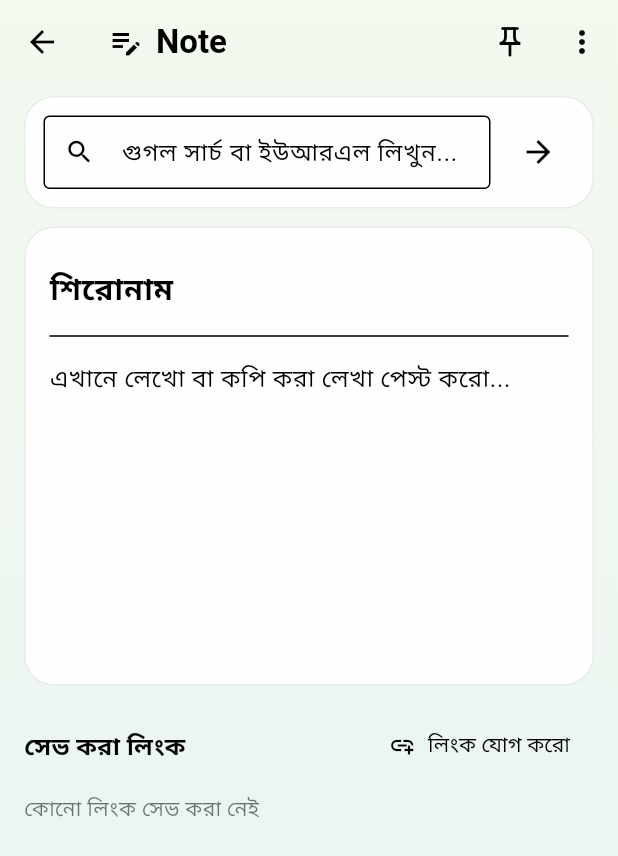
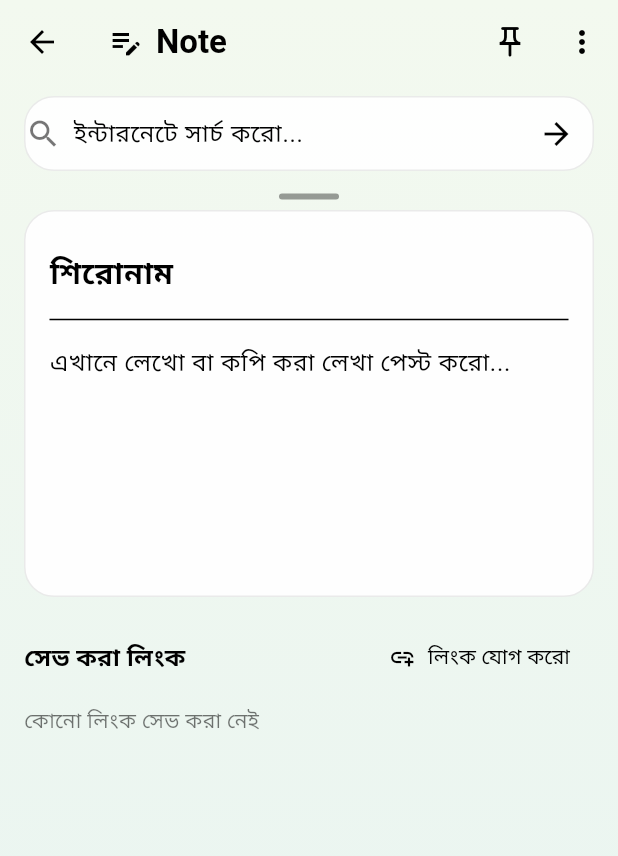
Before and after one commit to mnafizulhaque5-blip/countdown-app, a Flutter app: the NoteEditorPage screen opened directly with empty values, after a tap on the "arrow forward" icon, on a phone screen of 412 x 824 dp. Shown: the top 856 px of the screen. Run offline on Flutter 3.47's test engine with Material 3 defaults, Android fonts, the phone set to English and light mode, and no system bars; our stand-ins replace flutter_local_notifications, shared_preferences, timezone; accounts and stored records are empty; statements that could not run were skipped.

Commit message:
Update notes_page.dart

```diff
--- a/lib/notes_page.dart
+++ b/lib/notes_page.dart
@@ -209,7 +209,7 @@ class _NotesPageState extends State<NotesPage> {
 }
 
 // ---------------------------------------------------------------
-// নোট লেখার পাতা (নিজে থেকে সেভ হয় ও সাইজ অ্যাডজাস্টেবল সার্চ প্যানেল সহ)
+// নোট লেখার পাতা (সার্চ বার ও ইন-অ্যাপ ব্রাউজার সহ)
 // ---------------------------------------------------------------
 class NoteEditorPage extends StatefulWidget {
   final Note note;
@@ -234,12 +234,9 @@ class _NoteEditorPageState extends State<NoteEditorPage>
       TextEditingController(text: widget.note.title);
   late final TextEditingController _body =
       TextEditingController(text: widget.note.body);
-  late final TextEditingController _searchCtrl = TextEditingController();
-
+  final TextEditingController _searchCtrl = TextEditingController();
   Timer? _debounce;
-  bool _showWebPanel = false;
-  double _webPanelHeight = 180.0;
-  String _currentSearchUrl = 'https://www.google.com';
+  double _editorHeightRatio = 0.6; // সাইজ এডজাস্ট করার অনুপাত
 
   @override
   void initState() {
@@ -274,31 +271,25 @@ class _NoteEditorPageState extends State<NoteEditorPage>
     });
   }
 
-  void _performSearch() {
+  Future<void> _performSearch() async {
     final query = _searchCtrl.text.trim();
     if (query.isEmpty) return;
-    String targetUrl;
-    if (query.startsWith('http://') || query.startsWith('https://')) {
-      targetUrl = query;
-    } else {
-      targetUrl = 'https://www.google.com/search?q=${Uri.encodeComponent(query)}';
+
+    final searchUrl = Uri.parse(
+        'https://www.google.com/search?q=${Uri.encodeComponent(query)}');
+
+    try {
+      final launched = await launchUrl(
+        searchUrl,
+        mode: LaunchMode.inAppWebView,
+      );
+      if (!launched) {
+        await launchUrl(searchUrl, mode: LaunchMode.externalApplication);
       }
-    setState(() {
-      _currentSearchUrl = targetUrl;
-      _showWebPanel = true;
-    });
-  }
-
-  Future<void> _openExternalBrowser() async {
-    try {
-      await launchUrl(
-        Uri.parse(_currentSearchUrl),
-        mode: LaunchMode.externalApplication,
-      );
     } catch (_) {
       if (!mounted) return;
       ScaffoldMessenger.of(context).showSnackBar(
-        const SnackBar(content: Text('লিংক খোলা যায়নি')),
+        const SnackBar(content: Text('ইন্টারনেট বা ব্রাউজার খোলা যায়নি')),
       );
     }
   }
@@ -321,8 +312,7 @@ class _NoteEditorPageState extends State<NoteEditorPage>
             const SizedBox(height: 8),
             TextField(
               controller: titleCtrl,
-              decoration:
-                  const InputDecoration(labelText: 'নাম (ঐচ্ছিক)'),
+              decoration: const InputDecoration(labelText: 'নাম (ঐচ্ছিক)'),
             ),
           ],
         ),
@@ -354,7 +344,7 @@ class _NoteEditorPageState extends State<NoteEditorPage>
 
   Future<void> _openLink(NoteLink l) async {
     try {
-      await launchUrl(Uri.parse(l.url), mode: LaunchMode.externalApplication);
+      await launchUrl(Uri.parse(l.url), mode: LaunchMode.inAppBrowserView);
     } catch (_) {
       if (!mounted) return;
       ScaffoldMessenger.of(context).showSnackBar(
@@ -384,110 +374,11 @@ class _NoteEditorPageState extends State<NoteEditorPage>
     }
   }
 
-  Widget _buildWebSearchSection() {
-    return Container(
-      margin: const EdgeInsets.only(bottom: 12),
-      padding: const EdgeInsets.all(12),
-      decoration: cardDecoration(),
-      child: Column(
-        crossAxisAlignment: CrossAxisAlignment.stretch,
-        children: [
-          Row(
-            children: [
-              Expanded(
-                child: TextField(
-                  controller: _searchCtrl,
-                  decoration: const InputDecoration(
-                    hintText: 'গুগল সার্চ বা ইউআরএল লিখুন...',
-                    prefixIcon: Icon(Icons.search, size: 20),
-                    isDense: true,
-                    border: OutlineInputBorder(),
-                  ),
-                  onSubmitted: (_) => _performSearch(),
-                ),
-              ),
-              const SizedBox(width: 8),
-              IconButton(
-                icon: const Icon(Icons.arrow_forward),
-                onPressed: _performSearch,
-              ),
-            ],
-          ),
-          if (_showWebPanel) ...[
-            const SizedBox(height: 10),
-            Container(
-              height: _webPanelHeight,
-              padding: const EdgeInsets.all(8),
-              decoration: BoxDecoration(
-                color: Colors.black12,
-                borderRadius: BorderRadius.circular(8),
-              ),
-              child: Column(
-                children: [
-                  Row(
-                    mainAxisAlignment: MainAxisAlignment.spaceBetween,
-                    children: [
-                      Expanded(
-                        child: Text(
-                          _currentSearchUrl,
-                          maxLines: 1,
-                          overflow: TextOverflow.ellipsis,
-                          style: const TextStyle(fontSize: 12),
-                        ),
-                      ),
-                      IconButton(
-                        icon: const Icon(Icons.open_in_new, size: 18),
-                        onPressed: _openExternalBrowser,
-                      ),
-                      IconButton(
-                        icon: const Icon(Icons.close, size: 18),
-                        onPressed: () {
-                          setState(() => _showWebPanel = false);
-                        },
-                      ),
-                    ],
-                  ),
-                  const Divider(height: 1),
-                  Expanded(
-                    child: Center(
-                      child: Column(
-                        mainAxisAlignment: MainAxisAlignment.center,
-                        children: [
-                          const Icon(Icons.language, size: 32),
-                          const SizedBox(height: 6),
-                          TextButton(
-                            onPressed: _openExternalBrowser,
-                            child: const Text('ওয়েবপেজটি খুলুন'),
-                          ),
-                        ],
-                      ),
-                    ),
-                  ),
-                  GestureDetector(
-                    onVerticalDragUpdate: (details) {
-                      setState(() {
-                        _webPanelHeight = (_webPanelHeight + details.delta.dy)
-                            .clamp(100.0, 400.0);
-                      });
-                    },
-                    child: Container(
-                      color: Colors.transparent,
-                      width: double.infinity,
-                      padding: const EdgeInsets.symmetric(vertical: 4),
-                      child: const Icon(Icons.drag_handle, size: 16),
-                    ),
-                  ),
-                ],
-              ),
-            ),
-          ],
-        ],
-      ),
-    );
-  }
-
   @override
   Widget build(BuildContext context) {
+    final mediaQuery = MediaQuery.of(context);
+    final totalHeight = mediaQuery.size.height;
+
     return PoleScaffold(
       title: 'Note',
       icon: const Icon(Icons.edit_note),
@@ -510,10 +401,68 @@ class _NoteEditorPageState extends State<NoteEditorPage>
           ],
         ),
       ],
-      body: ListView(
-        padding: const EdgeInsets.fromLTRB(16, 8, 16, 60),
+      body: Column(
         children: [
-          _buildWebSearchSection(),
+          // ---------------- ইন-অ্যাপ গুগল সার্চ বার ----------------
+          Padding(
+            padding: const EdgeInsets.fromLTRB(16, 8, 16, 8),
+            child: Container(
+              padding: const EdgeInsets.horizontal(12),
+              decoration: cardDecoration(),
+              child: Row(
+                children: [
+                  const Icon(Icons.search, color: Colors.black54),
+                  const SizedBox(width: 8),
+                  Expanded(
+                    child: TextField(
+                      controller: _searchCtrl,
+                      textInputAction: TextInputAction.search,
+                      onSubmitted: (_) => _performSearch(),
+                      decoration: const InputDecoration(
+                        hintText: 'ইন্টারনেটে সার্চ করো...',
+                        border: InputBorder.none,
+                      ),
+                    ),
+                  ),
+                  IconButton(
+                    icon: const Icon(Icons.arrow_forward),
+                    onPressed: _performSearch,
+                  ),
+                ],
+              ),
+            ),
+          ),
+
+          // ---------------- সাইজ এডজাস্টমেন্ট বার ----------------
+          GestureDetector(
+            onVerticalDragUpdate: (details) {
+              setState(() {
+                _editorHeightRatio += details.primaryDelta! / totalHeight;
+                _editorHeightRatio = _editorHeightRatio.clamp(0.2, 0.85);
+              });
+            },
+            child: Container(
+              height: 18,
+              width: double.infinity,
+              color: Colors.transparent,
+              child: Center(
+                child: Container(
+                  width: 40,
+                  height: 4,
+                  decoration: BoxDecoration(
+                    color: Colors.black38,
+                    borderRadius: BorderRadius.circular(2),
+                  ),
+                ),
+              ),
+            ),
+          ),
+
+          // ---------------- নোট লেখার এরিয়া (ডাইনামিক হাইট) ----------------
+          Expanded(
+            child: ListView(
+              padding: const EdgeInsets.fromLTRB(16, 0, 16, 60),
+              children: [
                 Container(
                   padding: const EdgeInsets.all(16),
                   decoration: cardDecoration(),
@@ -536,7 +485,7 @@ class _NoteEditorPageState extends State<NoteEditorPage>
                       const Divider(),
                       TextField(
                         controller: _body,
-                  minLines: 8,
+                        minLines: 6,
                         maxLines: null,
                         decoration: const InputDecoration(
                           hintText: 'এখানে লেখো বা কপি করা লেখা পেস্ট করো...',
@@ -555,11 +504,12 @@ class _NoteEditorPageState extends State<NoteEditorPage>
                   children: [
                     const Expanded(
                       child: Text('সেভ করা লিংক',
-                    style:
-                        TextStyle(fontSize: 16, fontWeight: FontWeight.w700)),
+                          style: TextStyle(
+                              fontSize: 16, fontWeight: FontWeight.w700)),
                     ),
                     TextButton.icon(
-                style: TextButton.styleFrom(foregroundColor: Colors.black),
+                      style:
+                          TextButton.styleFrom(foregroundColor: Colors.black),
                       onPressed: _addLink,
                       icon: const Icon(Icons.add_link),
                       label: const Text('লিংক যোগ করো'),
@@ -586,7 +536,8 @@ class _NoteEditorPageState extends State<NoteEditorPage>
                         ),
                         subtitle: l.title.isEmpty
                             ? null
-                      : Text(l.url, maxLines: 1, overflow: TextOverflow.ellipsis),
+                            : Text(l.url,
+                                maxLines: 1, overflow: TextOverflow.ellipsis),
                         onTap: () => _openLink(l),
                         trailing: IconButton(
                           icon: const Icon(Icons.delete_outline),
@@ -599,6 +550,9 @@ class _NoteEditorPageState extends State<NoteEditorPage>
                     ),
               ],
             ),
+          ),
+        ],
+      ),
     );
   }
 }
```
Lines whose indentation alone changed are shown as unchanged.
